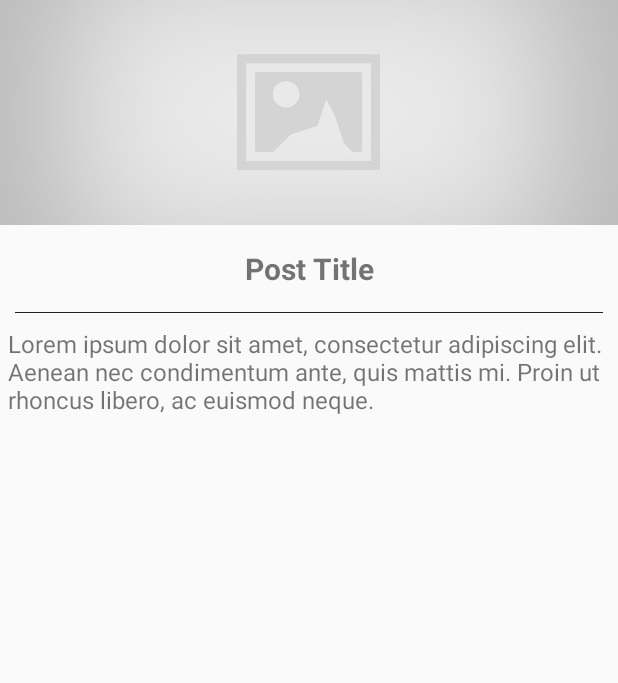
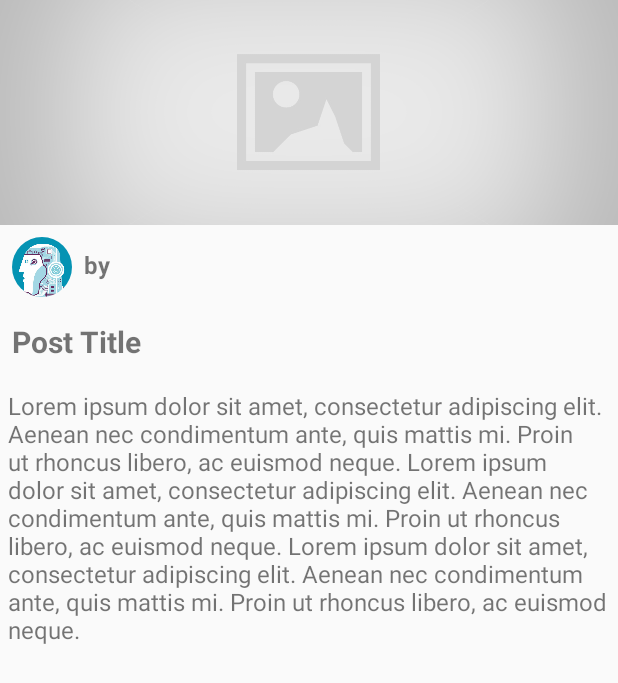
Before and after one commit to meshileya/Blogging-App, an Android app: the layout activity_single_post.xml on its own in the app's theme, with its tools: preview values and no code run, on a phone screen of 412 x 824 dp. Shown: the top 683 px of the screen. Run offline under Robolectric (Android 15) with nearby library versions, the phone set to English and light mode, and no system bars.

Commit message:
Added Profile picture feature

```diff
--- a/app/build.gradle
+++ b/app/build.gradle
@@ -35,6 +35,7 @@ dependencies {
     compile 'com.squareup.picasso:picasso:2.5.2'
     compile 'com.squareup.okhttp:okhttp:2.4.0'
     compile 'com.theartofdev.edmodo:android-image-cropper:2.6.+'
+    compile 'de.hdodenhof:circleimageview:2.2.0'
 
     /*Fire-base Libraries*/
     implementation 'com.google.firebase:firebase-database:11.6.2'
--- a/app/src/main/java/com/example/benjamin/learnblog/Fragments/SignInFragments.java
+++ b/app/src/main/java/com/example/benjamin/learnblog/Fragments/SignInFragments.java
@@ -96,7 +96,7 @@ public class SignInFragments extends BaseActivity.BaseFragment implements View.O
         mGoogleSignInClient = GoogleSignIn.getClient(getActivity(), gso);
 
         mAuth = FirebaseAuth.getInstance();
-        mDatabaseUsers = FirebaseDatabase.getInstance().getReference().child("users");
+        mDatabaseUsers = FirebaseDatabase.getInstance().getReference().child("Users");
         // Enable offline capability
         mDatabaseUsers.keepSynced(true);
 
@@ -208,7 +208,7 @@ public class SignInFragments extends BaseActivity.BaseFragment implements View.O
         if (requestCode == RC_SIGN_IN_CODE){
             // The task returned from this call is always completed so we won't need to call a listener
             Task<GoogleSignInAccount> task = GoogleSignIn.getSignedInAccountFromIntent(data);
-            mProgressDialog.setMessage("Starting Sign in");
+            mProgressDialog.setMessage("Starting sign in");
             mProgressDialog.show();
             try {
                 //Google Sign in is successful authenticate with fire base + update the UI appropriately
@@ -218,7 +218,7 @@ public class SignInFragments extends BaseActivity.BaseFragment implements View.O
                 //Google Sign in failed + update the UI appropriately
                 Log.w(TAG, "Google sign in failed: ", e);
                 mProgressDialog.dismiss();
-                showSnackBar(rootView.findViewById(R.id.cl_snack_bar), "Sign in Failed", Snackbar.LENGTH_INDEFINITE);
+                showSnackBar(rootView.findViewById(R.id.cl_snack_bar), e.getMessage(), Snackbar.LENGTH_INDEFINITE);
                 updateUi(null);
             }
         }
--- a/app/src/main/java/com/example/benjamin/learnblog/NewPostActivity.java
+++ b/app/src/main/java/com/example/benjamin/learnblog/NewPostActivity.java
@@ -177,12 +177,16 @@ public class NewPostActivity extends AppCompatActivity implements View.OnClickLi
                             newPost.child("content").setValue(postBody);
                             newPost.child("uid").setValue(mCurrentUser.getUid());
 
+                            newPost.child("ownerDp").setValue(dataSnapshot.child("propics").getValue());
                             newPost.child("username").setValue(dataSnapshot.child("name").getValue())
                                     .addOnCompleteListener(new OnCompleteListener<Void>() {
                                         @Override
                                         public void onComplete(@NonNull Task<Void> task) {
                                             if (task.isSuccessful()){
-                                                startActivity(new Intent(NewPostActivity.this, AllPostActivity.class));
+                                                Intent toAllPost = new Intent(NewPostActivity.this, AllPostActivity.class);
+                                                toAllPost.setFlags(Intent.FLAG_ACTIVITY_CLEAR_TOP);
+                                                startActivity(toAllPost);
+                                                finish();
                                             }
                                         }
                                     });
--- a/app/src/main/java/com/example/benjamin/learnblog/SetupAccount.java
+++ b/app/src/main/java/com/example/benjamin/learnblog/SetupAccount.java
@@ -115,14 +115,17 @@ public class SetupAccount extends BaseActivity implements
         if (!TextUtils.isEmpty(name) && dpUri != null){
             mProgressDialog.setMessage("Finishing Setup...");
             mProgressDialog.show();
+            // Save the image filePath into Class [Storage_Reference]
+            /*This saves the image into fire_base storage*/
             StorageReference filePath = mStorageRef.child(dpUri.getLastPathSegment());
+            // Put the file path into the URI
             filePath.putFile(dpUri).addOnSuccessListener(new OnSuccessListener<UploadTask.TaskSnapshot>() {
                 @Override
                 public void onSuccess(UploadTask.TaskSnapshot taskSnapshot) {
                     String downloadUri = taskSnapshot.getDownloadUrl().toString();
 
                     mDatabaseUsers.child(user_id).child("name").setValue(name);
-                    mDatabaseUsers.child(user_id).child("image").setValue(downloadUri);
+                    mDatabaseUsers.child(user_id).child("propics").setValue(downloadUri);
 
                     hideProgressDialog();
                     Intent mainIntent = new Intent(SetupAccount.this, AllPostActivity.class);
--- a/app/src/main/res/layout/activity_setup_account.xml
+++ b/app/src/main/res/layout/activity_setup_account.xml
@@ -15,7 +15,7 @@
         android:id="@+id/btn_display_picture"
         android:layout_width="200dp"
         android:layout_height="200dp"
-        android:src="@drawable/defaultimg"
+        android:src="@drawable/profile_image"
         android:background="#00FFFFFF"
         android:scaleType="centerCrop"/>
 
--- a/app/src/main/res/layout/activity_single_post.xml
+++ b/app/src/main/res/layout/activity_single_post.xml
@@ -23,25 +23,41 @@
                 android:src="@drawable/placeholder"
                 tools:ignore="ContentDescription" />
 
+            <RelativeLayout
+                android:id="@+id/profile"
+                android:layout_width="match_parent"
+                android:layout_height="wrap_content"
+                android:layout_below="@id/iv_post_image">
+
+                <de.hdodenhof.circleimageview.CircleImageView
+                    android:id="@+id/profile_image"
+                    android:layout_width="40dp"
+                    android:layout_height="40dp"
+                    android:layout_margin="8dp"
+                    android:src="@drawable/profile_image"/>
+
+                <TextView
+                    android:layout_toRightOf="@+id/profile_image"
+                    android:layout_toEndOf="@+id/profile_image"
+                    android:id="@+id/tv_username"
+                    android:layout_width="wrap_content"
+                    android:layout_height="wrap_content"
+                    android:textSize="16sp"
+                    android:paddingTop="15dp"
+                    android:paddingBottom="10dp"
+                    android:text="by"
+                    android:textStyle="bold" />
+            </RelativeLayout>
+
             <TextView
-                android:layout_below="@id/iv_post_image"
+                android:layout_below="@id/profile"
                 android:id="@+id/tv_post_title"
                 android:layout_width="match_parent"
                 android:layout_height="wrap_content"
                 android:text="@string/post_title"
                 android:textSize="20sp"
                 android:textStyle="bold"
-                android:textAlignment="center"
-                android:padding="15dp"
-                android:layout_gravity="center"/>
-
-            <View
-                android:layout_below="@id/tv_post_title"
-                android:layout_width="match_parent"
-                android:layout_height="0.2dp"
-                android:layout_marginLeft="10dp"
-                android:layout_marginRight="10dp"
-                android:background="@color/primary_text"/>
+                android:padding="8dp"/>
 
             <TextView
                 android:layout_below="@id/tv_post_title"
@@ -63,7 +79,7 @@
         android:layout_height="wrap_content"
         android:layout_alignParentBottom="true"
         android:text="Remove Post"
-        android:background="@color/colorAccent"
+        android:background="#FF5C5C"
         android:textColor="@color/white"
         android:textSize="18sp"
         android:visibility="invisible"/>
--- a/app/src/main/res/values/strings.xml
+++ b/app/src/main/res/values/strings.xml
@@ -7,7 +7,7 @@
     <string name="btn_submit_post">Post</string>
 
     <string name="post_title">Post Title</string>
-    <string name="lorem">Lorem ipsum dolor sit amet, consectetur adipiscing elit. Aenean nec condimentum ante, quis mattis mi. Proin ut rhoncus libero, ac euismod neque.</string>
+    <string name="lorem">Lorem ipsum dolor sit amet, consectetur adipiscing elit. Aenean nec condimentum ante, quis mattis mi. Proin ut rhoncus libero, ac euismod neque. Lorem ipsum dolor sit amet, consectetur adipiscing elit. Aenean nec condimentum ante, quis mattis mi. Proin ut rhoncus libero, ac euismod neque. Lorem ipsum dolor sit amet, consectetur adipiscing elit. Aenean nec condimentum ante, quis mattis mi. Proin ut rhoncus libero, ac euismod neque.</string>
 
     <string name="sign_out">Sign Out</string>
 
```
Also changed, not shown: app/src/main/AndroidManifest.xml (+6 -1 lines), app/src/main/java/com/example/benjamin/learnblog/AllPostActivity.java (+33 -3 lines), app/src/main/java/com/example/benjamin/learnblog/Blog.java (+13 -3 lines), app/src/main/java/com/example/benjamin/learnblog/Fragments/SignUpFragments.java (+74 -5 lines), app/src/main/java/com/example/benjamin/learnblog/MainActivity.java (+11 -1 lines), app/src/main/java/com/example/benjamin/learnblog/SinglePostActivity.java (+37 -13 lines), app/src/main/res/layout/fragment_sign_up.xml (+24 -10 lines), app/src/main/res/layout/post_item.xml (+29 -28 lines), app/src/main/res/drawable/profile_image.jpg (renamed from app/src/main/res/drawable/defaultimg.jpg).
